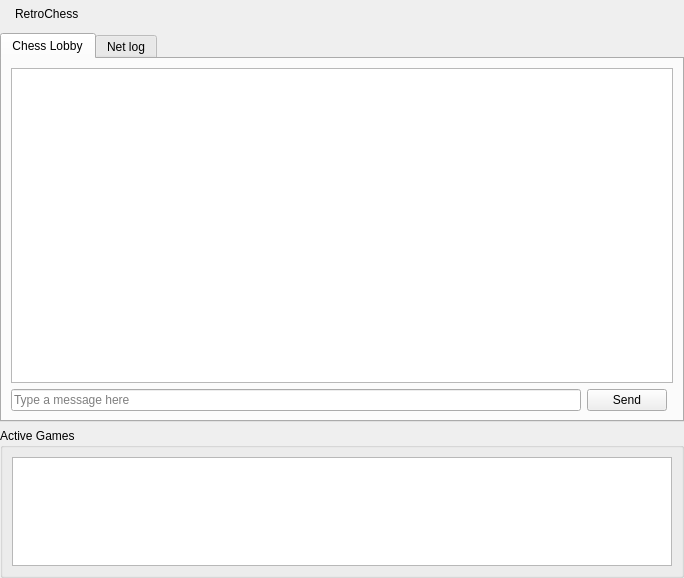
The window that gui/NEMainpage.ui (RetroShare/RetroChess) describes before a commit, drawn with Qt 5.
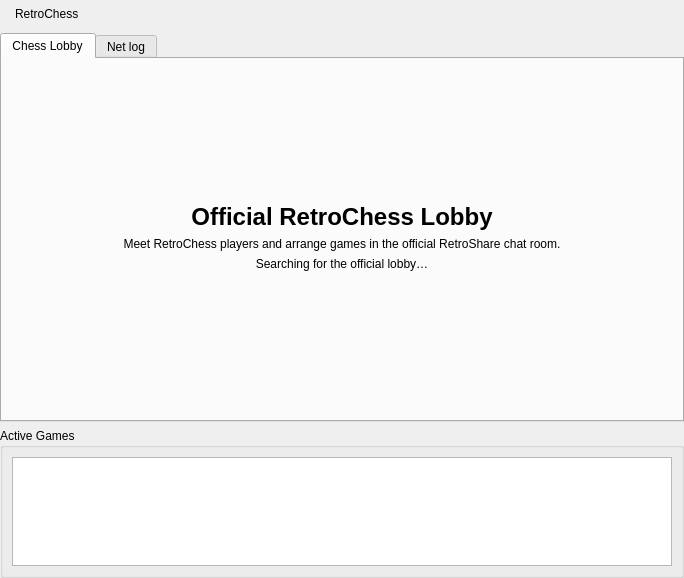
The same window after the commit. Icons and pictures are not drawn.

Commit message:
removed old peer chat
- Added chat room for retrochess
- Added notify for the chat

The edit to the form file:
```diff
--- a/gui/NEMainpage.ui
+++ b/gui/NEMainpage.ui
@@ -127,28 +127,54 @@
          <property name="orientation">
           <enum>Qt::Horizontal</enum>
          </property>
-         <widget class="QWidget" name="layoutWidget">
-          <layout class="QGridLayout" name="gridLayout">
-           <item row="0" column="0" colspan="3">
-            <layout class="QHBoxLayout" name="horizontalLayout"/>
+         <widget class="QWidget" name="officialLobbyPanel">
+          <layout class="QVBoxLayout" name="officialLobbyLayout">
+           <item>
+            <spacer name="officialLobbyTopSpacer">
+             <property name="orientation">
+              <enum>Qt::Vertical</enum>
+             </property>
+             <property name="sizeHint" stdset="0">
+              <size><width>20</width><height>80</height></size>
+             </property>
+            </spacer>
            </item>
-           <item row="1" column="0" colspan="3">
-            <widget class="QListWidget" name="listWidget"/>
+           <item>
+            <widget class="QLabel" name="officialLobbyTitle">
+             <property name="text"><string>Official RetroChess Lobby</string></property>
+             <property name="alignment"><set>Qt::AlignCenter</set></property>
+             <property name="styleSheet"><string>font-size: 18pt; font-weight: bold;</string></property>
+            </widget>
            </item>
-           <item row="2" column="0">
-            <widget class="QLineEdit" name="msgInput">
-             <property name="placeholderText">
-              <string>Type a message here</string>
-             </property>
+           <item>
+            <widget class="QLabel" name="officialLobbyDescription">
+             <property name="text"><string>Meet RetroChess players and arrange games in the official RetroShare chat room.</string></property>
+             <property name="alignment"><set>Qt::AlignCenter</set></property>
+             <property name="wordWrap"><bool>true</bool></property>
             </widget>
            </item>
-           <item row="2" column="1">
-            <widget class="QPushButton" name="broadcastButton">
-             <property name="text">
-              <string>Send</string>
-             </property>
+           <item>
+            <widget class="QLabel" name="officialLobbyStatus">
+             <property name="text"><string>Searching for the official lobby…</string></property>
+             <property name="alignment"><set>Qt::AlignCenter</set></property>
             </widget>
            </item>
+           <item>
+            <widget class="QWidget" name="embeddedLobbyContainer" native="true">
+             <layout class="QVBoxLayout" name="embeddedLobbyLayout">
+              <property name="leftMargin"><number>0</number></property>
+              <property name="topMargin"><number>0</number></property>
+              <property name="rightMargin"><number>0</number></property>
+              <property name="bottomMargin"><number>0</number></property>
+             </layout>
+            </widget>
+           </item>
+           <item>
+            <spacer name="officialLobbyBottomSpacer">
+             <property name="orientation"><enum>Qt::Vertical</enum></property>
+             <property name="sizeHint" stdset="0"><size><width>20</width><height>80</height></size></property>
+            </spacer>
+           </item>
           </layout>
          </widget>
         </widget>
```
The commit also changes 9 other files.
